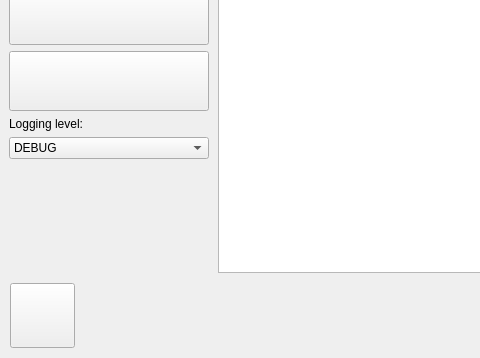
The window that ClientApp/qt/debugpage_qt.ui (re3Dprinting/touchscreen) describes before a commit, drawn with Qt 5; both pictures show x 0 to 480 and y 90 to 448 of the 800 by 448 pixel window.
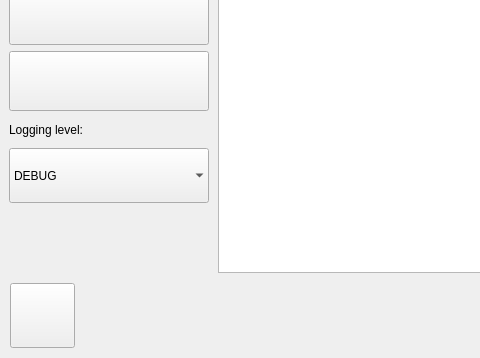
The same window after the commit. Icons and pictures are not drawn.

Diff of the .ui file:
```diff
--- a/ClientApp/qt/debugpage_qt.ui
+++ b/ClientApp/qt/debugpage_qt.ui
@@ -152,7 +152,19 @@
          </widget>
         </item>
         <item>
-         <widget class="QLabel" name="label">
+         <widget class="QLabel" name="logging_label">
+          <property name="sizePolicy">
+           <sizepolicy hsizetype="Preferred" vsizetype="Maximum">
+            <horstretch>0</horstretch>
+            <verstretch>0</verstretch>
+           </sizepolicy>
+          </property>
+          <property name="minimumSize">
+           <size>
+            <width>0</width>
+            <height>25</height>
+           </size>
+          </property>
           <property name="text">
            <string>Logging level:</string>
           </property>
@@ -160,6 +172,21 @@
         </item>
         <item>
          <widget class="QComboBox" name="w_combobox_debuglevel">
+          <property name="sizePolicy">
+           <sizepolicy hsizetype="Preferred" vsizetype="Maximum">
+            <horstretch>0</horstretch>
+            <verstretch>0</verstretch>
+           </sizepolicy>
+          </property>
+          <property name="minimumSize">
+           <size>
+            <width>0</width>
+            <height>55</height>
+           </size>
+          </property>
+          <property name="frame">
+           <bool>false</bool>
+          </property>
           <item>
            <property name="text">
             <string>DEBUG</string>
```
Left out of the diff: 2 changed lines with no effect on the pictures.
